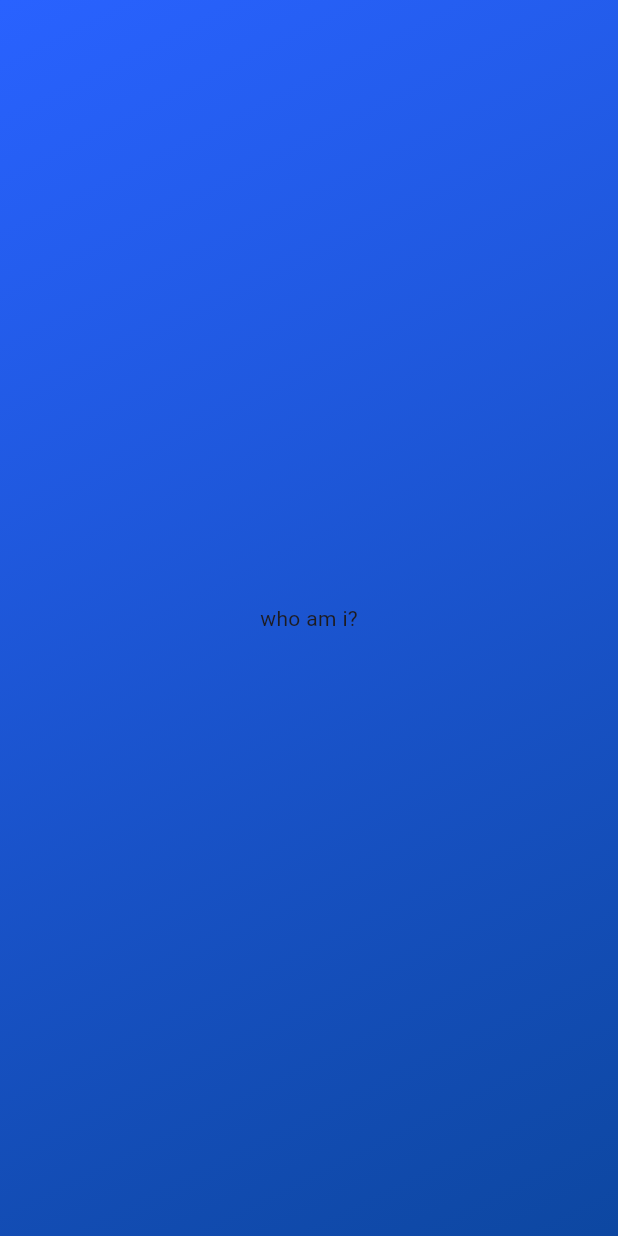
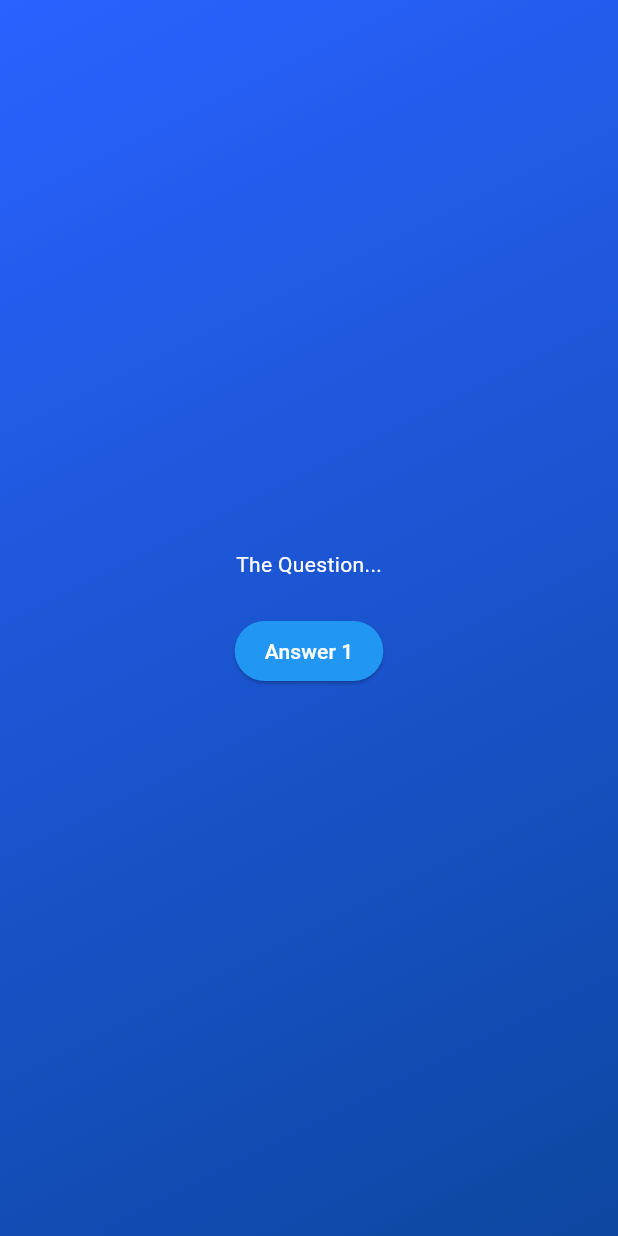
Before and after one commit to tolu-c/learning-dart-flutter, a Flutter app: the screen it shows after launch, after a tap on "Start Quiz", on a phone screen of 412 x 824 dp. Run offline on Flutter 3.47's test engine with Material 3 defaults, Android fonts, the light colour scheme and no system bars.

Commit message:
created a reusable answer button and question's model

```diff
--- /dev/null
+++ b/quiz_app/lib/answer_button.dart
@@ -0,0 +1,28 @@
+import 'package:flutter/material.dart';
+
+class AnswerButton extends StatelessWidget {
+  const AnswerButton({
+    super.key,
+    required this.answer,
+    required this.onPress,
+  });
+
+  final String answer;
+  final void Function() onPress;
+
+  @override
+  Widget build(BuildContext context) {
+    return ElevatedButton(
+      onPressed: onPress,
+      style: ElevatedButton.styleFrom(
+        backgroundColor: Colors.blue,
+        foregroundColor: Colors.white,
+        shape: RoundedRectangleBorder(
+          borderRadius: BorderRadiusDirectional.circular(40),
+        ),
+        padding: const EdgeInsets.symmetric(vertical: 10, horizontal: 20),
+      ),
+      child: Text(answer),
+    );
+  }
+}
--- /dev/null
+++ b/quiz_app/lib/data/questions.dart
@@ -0,0 +1,17 @@
+import 'package:quiz_app/models/quiz_questions.dart';
+
+const List<QuizQuestions> questions = [
+  QuizQuestions(
+    text: "What are the main building blocks of Flutter UIs",
+    answers: ["Widgets", "Components", 'Blocks', "Functions"],
+  ),
+  QuizQuestions(
+    text: "How are Flutter UIs built?",
+    answers: [
+      "By combining widgets in code",
+      "By combining widgets in a visual manner",
+      "By defining widgets in config files",
+      "By using XCode for iOs and Android Studio for Android"
+    ],
+  ),
+];
--- /dev/null
+++ b/quiz_app/lib/models/quiz_questions.dart
@@ -0,0 +1,6 @@
+class QuizQuestions {
+  const QuizQuestions({required this.text, required this.answers});
+
+  final String text;
+  final List<String> answers;
+}
--- a/quiz_app/lib/questions_screen.dart
+++ b/quiz_app/lib/questions_screen.dart
@@ -1,4 +1,5 @@
 import 'package:flutter/material.dart';
+import 'package:quiz_app/answer_button.dart';
 
 class QuestionsScreen extends StatefulWidget {
   const QuestionsScreen({super.key});
@@ -13,7 +14,22 @@ class _QuestionScreenState extends State<QuestionsScreen> {
   @override
   Widget build(BuildContext context) {
     return Center(
-      child: Text('who am i?'),
+      child: Column(
+        mainAxisSize: MainAxisSize.min,
+        children: [
+          const Text(
+            "The Question...",
+            style: TextStyle(color: Colors.white),
+          ),
+          const SizedBox(
+            height: 24,
+          ),
+          AnswerButton(
+            answer: "Answer 1",
+            onPress: () {},
+          ),
+        ],
+      ),
     );
   }
 }
```
